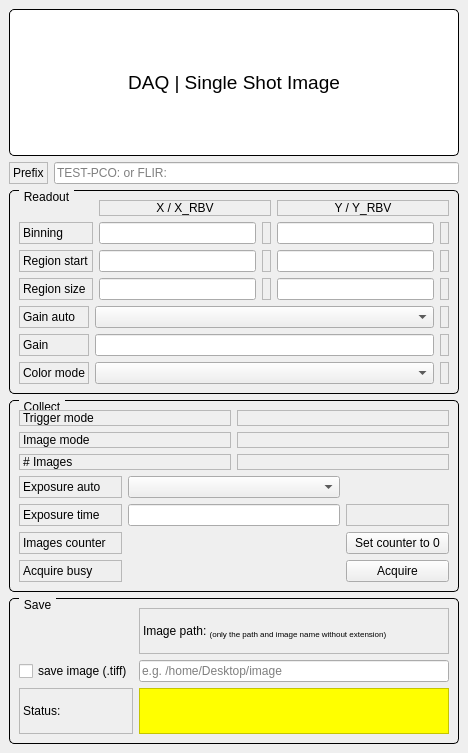
SESAME-Synchrotron/BEATS_Dashboard, file BEATS_DAQ_Control_Monitor/singleshot.ui: the form before one commit.
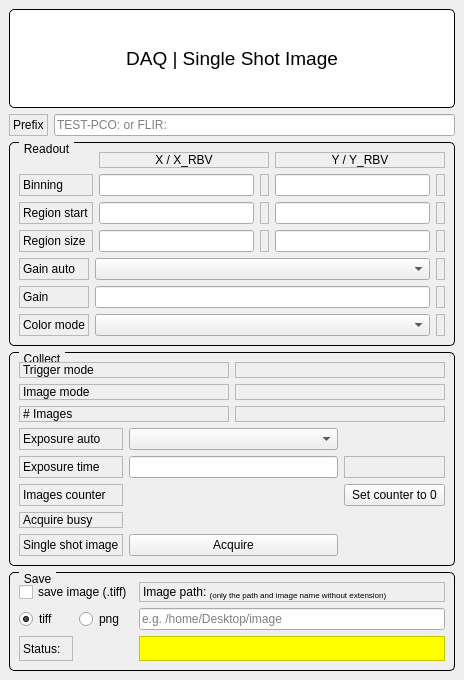
The form after the commit. Custom widgets are drawn as their Qt base class.

The edit to the form file:
```diff
--- a/BEATS_DAQ_Control_Monitor/singleshot.ui
+++ b/BEATS_DAQ_Control_Monitor/singleshot.ui
@@ -6,8 +6,8 @@
    <rect>
     <x>0</x>
     <y>0</y>
-    <width>468</width>
-    <height>753</height>
+    <width>464</width>
+    <height>680</height>
    </rect>
   </property>
   <property name="focusPolicy">
@@ -723,8 +723,34 @@
            </property>
           </widget>
          </item>
-         <item row="5" column="3">
-          <widget class="QEPushButton" name="acquire">
+         <item row="5" column="1" colspan="2">
+          <widget class="QELabel" name="acquireBusyRBV">
+           <property name="cursor">
+            <cursorShape>IBeamCursor</cursorShape>
+           </property>
+           <property name="alignment">
+            <set>Qt::AlignCenter</set>
+           </property>
+           <property name="variable" stdset="0">
+            <string>$(P)AcquireBusy</string>
+           </property>
+           <property name="variableSubstitutions" stdset="0">
+            <string>P=FLIR5:cam5:</string>
+           </property>
+          </widget>
+         </item>
+         <item row="6" column="0">
+          <widget class="QLabel" name="singleShotImage">
+           <property name="frameShape">
+            <enum>QFrame::StyledPanel</enum>
+           </property>
+           <property name="text">
+            <string>Single shot image</string>
+           </property>
+          </widget>
+         </item>
+         <item row="6" column="1" colspan="2">
+          <widget class="QPushButton" name="acquire">
            <property name="cursor">
             <cursorShape>PointingHandCursor</cursorShape>
            </property>
@@ -766,7 +792,30 @@
       <layout class="QGridLayout" name="gridLayout_8">
        <item row="0" column="0">
         <layout class="QGridLayout" name="savLayout">
-         <item row="0" column="1">
+         <item row="2" column="2">
+          <widget class="QLabel" name="statusVAL">
+           <property name="cursor">
+            <cursorShape>IBeamCursor</cursorShape>
+           </property>
+           <property name="styleSheet">
+            <string notr="true">background-color: rgb(255, 255, 0);</string>
+           </property>
+           <property name="frameShape">
+            <enum>QFrame::StyledPanel</enum>
+           </property>
+           <property name="text">
+            <string/>
+           </property>
+          </widget>
+         </item>
+         <item row="1" column="1">
+          <widget class="QRadioButton" name="png">
+           <property name="text">
+            <string>png</string>
+           </property>
+          </widget>
+         </item>
+         <item row="0" column="2">
           <widget class="QLabel" name="imagePath">
            <property name="frameShape">
             <enum>QFrame::StyledPanel</enum>
@@ -776,17 +825,7 @@
            </property>
           </widget>
          </item>
-         <item row="1" column="0">
-          <widget class="QCheckBox" name="saveImage">
-           <property name="cursor">
-            <cursorShape>PointingHandCursor</cursorShape>
-           </property>
-           <property name="text">
-            <string>save image (.tiff)</string>
-           </property>
-          </widget>
-         </item>
-         <item row="1" column="1">
+         <item row="1" column="2">
           <widget class="QLineEdit" name="imagePathVAL">
            <property name="text">
             <string/>
@@ -809,19 +848,23 @@
            </property>
           </widget>
          </item>
-         <item row="2" column="1">
-          <widget class="QLabel" name="statusVAL">
+         <item row="1" column="0">
+          <widget class="QRadioButton" name="tiff">
+           <property name="text">
+            <string>tiff</string>
+           </property>
+           <property name="checked">
+            <bool>true</bool>
+           </property>
+          </widget>
+         </item>
+         <item row="0" column="0" colspan="2">
+          <widget class="QCheckBox" name="saveImage">
            <property name="cursor">
-            <cursorShape>IBeamCursor</cursorShape>
-           </property>
-           <property name="styleSheet">
-            <string notr="true">background-color: rgb(255, 255, 0);</string>
-           </property>
-           <property name="frameShape">
-            <enum>QFrame::StyledPanel</enum>
+            <cursorShape>PointingHandCursor</cursorShape>
            </property>
            <property name="text">
-            <string/>
+            <string>save image (.tiff)</string>
            </property>
           </widget>
          </item>
```
Left out of the diff: 98 changed lines with no effect on the pictures.
